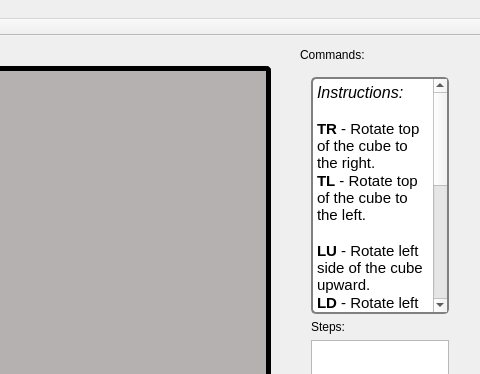
Dara1994/SolveRubickCubeEasy, file SRCE/rubik.ui: the form before one commit; both pictures show x 320 to 800 and y 0 to 374 of the 800 by 600 pixel window.
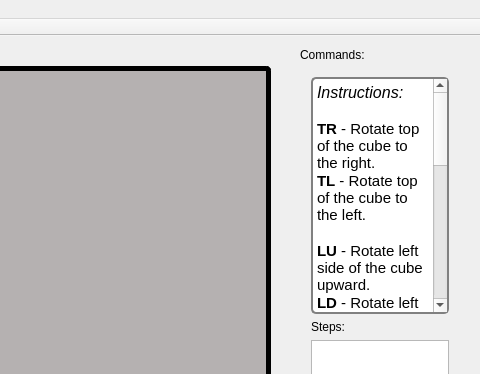
The form after the commit.

Commit message: Dodate FL FR

Diff of the .ui file:
```diff
--- a/SRCE/rubik.ui
+++ b/SRCE/rubik.ui
@@ -77,20 +77,24 @@
         <string>&lt;!DOCTYPE HTML PUBLIC &quot;-//W3C//DTD HTML 4.0//EN&quot; &quot;http://www.w3.org/TR/REC-html40/strict.dtd&quot;&gt;
 &lt;html&gt;&lt;head&gt;&lt;meta name=&quot;qrichtext&quot; content=&quot;1&quot; /&gt;&lt;style type=&quot;text/css&quot;&gt;
 p, li { white-space: pre-wrap; }
-&lt;/style&gt;&lt;/head&gt;&lt;body style=&quot; font-family:'Ubuntu'; font-size:11pt; font-weight:400; font-style:normal;&quot;&gt;
-&lt;p style=&quot; margin-top:0px; margin-bottom:0px; margin-left:0px; margin-right:0px; -qt-block-indent:0; text-indent:0px;&quot;&gt;&lt;span style=&quot; font-size:12pt; font-style:italic;&quot;&gt;Instructions:&lt;/span&gt;&lt;/p&gt;
-&lt;p style=&quot;-qt-paragraph-type:empty; margin-top:0px; margin-bottom:0px; margin-left:0px; margin-right:0px; -qt-block-indent:0; text-indent:0px;&quot;&gt;&lt;br /&gt;&lt;/p&gt;
-&lt;p style=&quot; margin-top:0px; margin-bottom:0px; margin-left:0px; margin-right:0px; -qt-block-indent:0; text-indent:0px;&quot;&gt;&lt;span style=&quot; font-weight:600;&quot;&gt;TR&lt;/span&gt; - Rotate top of the cube to the right.&lt;/p&gt;
-&lt;p style=&quot; margin-top:0px; margin-bottom:0px; margin-left:0px; margin-right:0px; -qt-block-indent:0; text-indent:0px;&quot;&gt;&lt;span style=&quot; font-weight:600;&quot;&gt;TL&lt;/span&gt; - Rotate top of the cube to the left.&lt;/p&gt;
-&lt;p style=&quot;-qt-paragraph-type:empty; margin-top:0px; margin-bottom:0px; margin-left:0px; margin-right:0px; -qt-block-indent:0; text-indent:0px;&quot;&gt;&lt;br /&gt;&lt;/p&gt;
-&lt;p style=&quot; margin-top:0px; margin-bottom:0px; margin-left:0px; margin-right:0px; -qt-block-indent:0; text-indent:0px;&quot;&gt;&lt;span style=&quot; font-weight:600;&quot;&gt;LU&lt;/span&gt; - Rotate left side of the cube upward.&lt;/p&gt;
-&lt;p style=&quot; margin-top:0px; margin-bottom:0px; margin-left:0px; margin-right:0px; -qt-block-indent:0; text-indent:0px;&quot;&gt;&lt;span style=&quot; font-weight:600;&quot;&gt;LD&lt;/span&gt; - Rotate left side of the cube downward.&lt;/p&gt;
-&lt;p style=&quot;-qt-paragraph-type:empty; margin-top:0px; margin-bottom:0px; margin-left:0px; margin-right:0px; -qt-block-indent:0; text-indent:0px;&quot;&gt;&lt;br /&gt;&lt;/p&gt;
-&lt;p style=&quot; margin-top:0px; margin-bottom:0px; margin-left:0px; margin-right:0px; -qt-block-indent:0; text-indent:0px;&quot;&gt;&lt;span style=&quot; font-weight:600;&quot;&gt;RU&lt;/span&gt; - Rotate rigt side of the cube upward.&lt;/p&gt;
-&lt;p style=&quot; margin-top:0px; margin-bottom:0px; margin-left:0px; margin-right:0px; -qt-block-indent:0; text-indent:0px;&quot;&gt;&lt;span style=&quot; font-weight:600;&quot;&gt;RD&lt;/span&gt; - Rotate left side of the cube downward.&lt;/p&gt;
-&lt;p style=&quot;-qt-paragraph-type:empty; margin-top:0px; margin-bottom:0px; margin-left:0px; margin-right:0px; -qt-block-indent:0; text-indent:0px;&quot;&gt;&lt;br /&gt;&lt;/p&gt;
-&lt;p style=&quot; margin-top:0px; margin-bottom:0px; margin-left:0px; margin-right:0px; -qt-block-indent:0; text-indent:0px;&quot;&gt;&lt;span style=&quot; font-weight:600;&quot;&gt;BR&lt;/span&gt; - Rotate bottom of the cube to the right.&lt;/p&gt;
-&lt;p style=&quot; margin-top:0px; margin-bottom:0px; margin-left:0px; margin-right:0px; -qt-block-indent:0; text-indent:0px;&quot;&gt;&lt;span style=&quot; font-weight:600;&quot;&gt;BL&lt;/span&gt; - Rotate bottom of the cube to the left.&lt;/p&gt;&lt;/body&gt;&lt;/html&gt;</string>
+&lt;/style&gt;&lt;/head&gt;&lt;body style=&quot; font-family:'Droid Sans'; font-size:12pt; font-weight:400; font-style:normal;&quot;&gt;
+&lt;p style=&quot; margin-top:0px; margin-bottom:0px; margin-left:0px; margin-right:0px; -qt-block-indent:0; text-indent:0px;&quot;&gt;&lt;span style=&quot; font-family:'Ubuntu'; font-style:italic;&quot;&gt;Instructions:&lt;/span&gt;&lt;/p&gt;
+&lt;p style=&quot;-qt-paragraph-type:empty; margin-top:0px; margin-bottom:0px; margin-left:0px; margin-right:0px; -qt-block-indent:0; text-indent:0px; font-family:'Ubuntu'; font-size:11pt;&quot;&gt;&lt;br /&gt;&lt;/p&gt;
+&lt;p style=&quot; margin-top:0px; margin-bottom:0px; margin-left:0px; margin-right:0px; -qt-block-indent:0; text-indent:0px;&quot;&gt;&lt;span style=&quot; font-family:'Ubuntu'; font-size:11pt; font-weight:600;&quot;&gt;TR&lt;/span&gt;&lt;span style=&quot; font-family:'Ubuntu'; font-size:11pt;&quot;&gt; - Rotate top of the cube to the right.&lt;/span&gt;&lt;/p&gt;
+&lt;p style=&quot; margin-top:0px; margin-bottom:0px; margin-left:0px; margin-right:0px; -qt-block-indent:0; text-indent:0px;&quot;&gt;&lt;span style=&quot; font-family:'Ubuntu'; font-size:11pt; font-weight:600;&quot;&gt;TL&lt;/span&gt;&lt;span style=&quot; font-family:'Ubuntu'; font-size:11pt;&quot;&gt; - Rotate top of the cube to the left.&lt;/span&gt;&lt;/p&gt;
+&lt;p style=&quot;-qt-paragraph-type:empty; margin-top:0px; margin-bottom:0px; margin-left:0px; margin-right:0px; -qt-block-indent:0; text-indent:0px; font-family:'Ubuntu'; font-size:11pt;&quot;&gt;&lt;br /&gt;&lt;/p&gt;
+&lt;p style=&quot; margin-top:0px; margin-bottom:0px; margin-left:0px; margin-right:0px; -qt-block-indent:0; text-indent:0px;&quot;&gt;&lt;span style=&quot; font-family:'Ubuntu'; font-size:11pt; font-weight:600;&quot;&gt;LU&lt;/span&gt;&lt;span style=&quot; font-family:'Ubuntu'; font-size:11pt;&quot;&gt; - Rotate left side of the cube upward.&lt;/span&gt;&lt;/p&gt;
+&lt;p style=&quot; margin-top:0px; margin-bottom:0px; margin-left:0px; margin-right:0px; -qt-block-indent:0; text-indent:0px;&quot;&gt;&lt;span style=&quot; font-family:'Ubuntu'; font-size:11pt; font-weight:600;&quot;&gt;LD&lt;/span&gt;&lt;span style=&quot; font-family:'Ubuntu'; font-size:11pt;&quot;&gt; - Rotate left side of the cube downward.&lt;/span&gt;&lt;/p&gt;
+&lt;p style=&quot;-qt-paragraph-type:empty; margin-top:0px; margin-bottom:0px; margin-left:0px; margin-right:0px; -qt-block-indent:0; text-indent:0px; font-family:'Ubuntu'; font-size:11pt;&quot;&gt;&lt;br /&gt;&lt;/p&gt;
+&lt;p style=&quot; margin-top:0px; margin-bottom:0px; margin-left:0px; margin-right:0px; -qt-block-indent:0; text-indent:0px;&quot;&gt;&lt;span style=&quot; font-family:'Ubuntu'; font-size:11pt; font-weight:600;&quot;&gt;RU&lt;/span&gt;&lt;span style=&quot; font-family:'Ubuntu'; font-size:11pt;&quot;&gt; - Rotate rigt side of the cube upward.&lt;/span&gt;&lt;/p&gt;
+&lt;p style=&quot; margin-top:0px; margin-bottom:0px; margin-left:0px; margin-right:0px; -qt-block-indent:0; text-indent:0px;&quot;&gt;&lt;span style=&quot; font-family:'Ubuntu'; font-size:11pt; font-weight:600;&quot;&gt;RD&lt;/span&gt;&lt;span style=&quot; font-family:'Ubuntu'; font-size:11pt;&quot;&gt; - Rotate left side of the cube downward.&lt;/span&gt;&lt;/p&gt;
+&lt;p style=&quot;-qt-paragraph-type:empty; margin-top:0px; margin-bottom:0px; margin-left:0px; margin-right:0px; -qt-block-indent:0; text-indent:0px; font-family:'Ubuntu'; font-size:11pt;&quot;&gt;&lt;br /&gt;&lt;/p&gt;
+&lt;p style=&quot; margin-top:0px; margin-bottom:0px; margin-left:0px; margin-right:0px; -qt-block-indent:0; text-indent:0px;&quot;&gt;&lt;span style=&quot; font-family:'Ubuntu'; font-size:11pt; font-weight:600;&quot;&gt;BR&lt;/span&gt;&lt;span style=&quot; font-family:'Ubuntu'; font-size:11pt;&quot;&gt; - Rotate bottom of the cube to the right.&lt;/span&gt;&lt;/p&gt;
+&lt;p style=&quot; margin-top:0px; margin-bottom:0px; margin-left:0px; margin-right:0px; -qt-block-indent:0; text-indent:0px;&quot;&gt;&lt;span style=&quot; font-family:'Ubuntu'; font-size:11pt; font-weight:600;&quot;&gt;BL&lt;/span&gt;&lt;span style=&quot; font-family:'Ubuntu'; font-size:11pt;&quot;&gt; - Rotate bottom of the cube to the left.&lt;/span&gt;&lt;/p&gt;
+&lt;p style=&quot;-qt-paragraph-type:empty; margin-top:0px; margin-bottom:0px; margin-left:0px; margin-right:0px; -qt-block-indent:0; text-indent:0px; font-family:'Ubuntu'; font-size:11pt;&quot;&gt;&lt;br /&gt;&lt;/p&gt;
+&lt;p style=&quot;-qt-paragraph-type:empty; margin-top:0px; margin-bottom:0px; margin-left:0px; margin-right:0px; -qt-block-indent:0; text-indent:0px; font-family:'Ubuntu'; font-size:11pt;&quot;&gt;&lt;br /&gt;&lt;/p&gt;
+&lt;p style=&quot; margin-top:0px; margin-bottom:0px; margin-left:0px; margin-right:0px; -qt-block-indent:0; text-indent:0px;&quot;&gt;&lt;span style=&quot; font-family:'Ubuntu'; font-size:11pt; font-weight:600;&quot;&gt;FR&lt;/span&gt;&lt;span style=&quot; font-family:'Ubuntu'; font-size:11pt;&quot;&gt; - Rotate front of the cube to the right.&lt;/span&gt;&lt;/p&gt;
+&lt;p style=&quot; margin-top:0px; margin-bottom:0px; margin-left:0px; margin-right:0px; -qt-block-indent:0; text-indent:0px;&quot;&gt;&lt;span style=&quot; font-family:'Ubuntu'; font-size:11pt; font-weight:600;&quot;&gt;FL&lt;/span&gt;&lt;span style=&quot; font-family:'Ubuntu'; font-size:11pt;&quot;&gt; - Rotate front of the cube to the left.&lt;/span&gt;&lt;/p&gt;&lt;/body&gt;&lt;/html&gt;</string>
        </property>
       </widget>
      </item>
```
Left out of the diff: 2 changed lines with no effect on the pictures. The commit also changes 1 other file.
